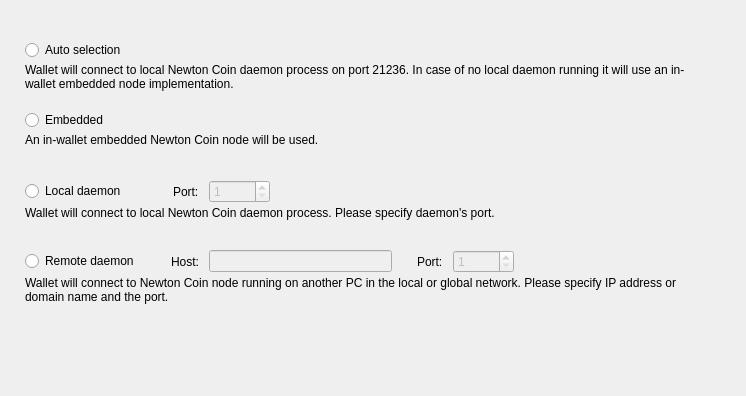
This is src/Gui/Options/ConnectionOptionsFrame.ui in livenet123/NewtonWallet as Qt 5 draws it before an edit. The edited form follows.
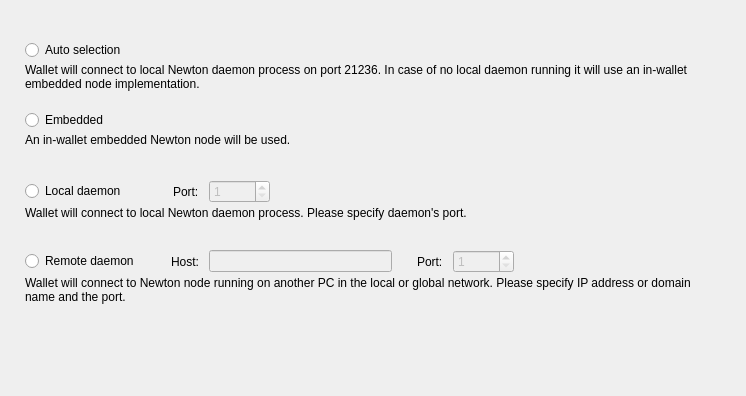
This is the edited form. Custom widgets are drawn as their Qt base class.

The edit to the form file:
```diff
--- a/src/Gui/Options/ConnectionOptionsFrame.ui
+++ b/src/Gui/Options/ConnectionOptionsFrame.ui
@@ -84,7 +84,7 @@
       <item alignment="Qt::AlignTop">
        <widget class="WalletGui::WalletSmallGrayTextLabel" name="m_autoHelperLabel">
         <property name="text">
-         <string>Wallet will connect to local Newton Coin daemon process on port 21236. In case of no local daemon running it will use an in-wallet embedded node implementation.</string>
+         <string>Wallet will connect to local Newton daemon process on port 21236. In case of no local daemon running it will use an in-wallet embedded node implementation.</string>
         </property>
         <property name="alignment">
          <set>Qt::AlignLeading|Qt::AlignLeft|Qt::AlignTop</set>
@@ -149,7 +149,7 @@
       <item alignment="Qt::AlignTop">
        <widget class="WalletGui::WalletSmallGrayTextLabel" name="m_embeddedHelperLabel">
         <property name="text">
-         <string>An in-wallet embedded Newton Coin node will be used.</string>
+         <string>An in-wallet embedded Newton node will be used.</string>
         </property>
         <property name="alignment">
          <set>Qt::AlignLeading|Qt::AlignLeft|Qt::AlignTop</set>
@@ -273,7 +273,7 @@
       <item alignment="Qt::AlignTop">
        <widget class="WalletGui::WalletSmallGrayTextLabel" name="m_localHelperLabel">
         <property name="text">
-         <string>Wallet will connect to local Newton Coin daemon process. Please specify daemon's port.</string>
+         <string>Wallet will connect to local Newton daemon process. Please specify daemon's port.</string>
         </property>
         <property name="alignment">
          <set>Qt::AlignLeading|Qt::AlignLeft|Qt::AlignTop</set>
@@ -427,7 +427,7 @@
       <item alignment="Qt::AlignTop">
        <widget class="WalletGui::WalletSmallGrayTextLabel" name="m_remoteHelperLabel">
         <property name="text">
-         <string>Wallet will connect to Newton Coin node running on another PC in the local or global network. Please specify IP address or domain name and the port.</string>
+         <string>Wallet will connect to Newton node running on another PC in the local or global network. Please specify IP address or domain name and the port.</string>
         </property>
         <property name="alignment">
          <set>Qt::AlignLeading|Qt::AlignLeft|Qt::AlignTop</set>
```
Left out of the diff: 3 changed lines with no effect on the pictures.
